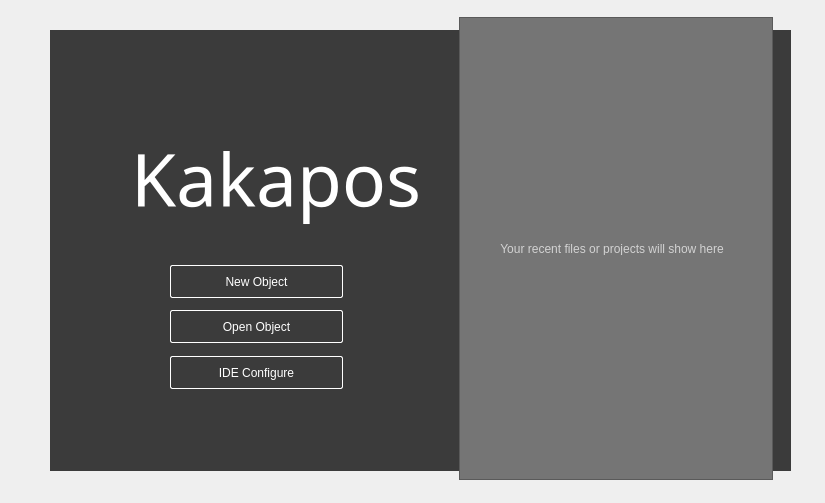
First picture: the form in ui/splashwindow.ui, repository enkerewpo/project-kakapos, before the edit.
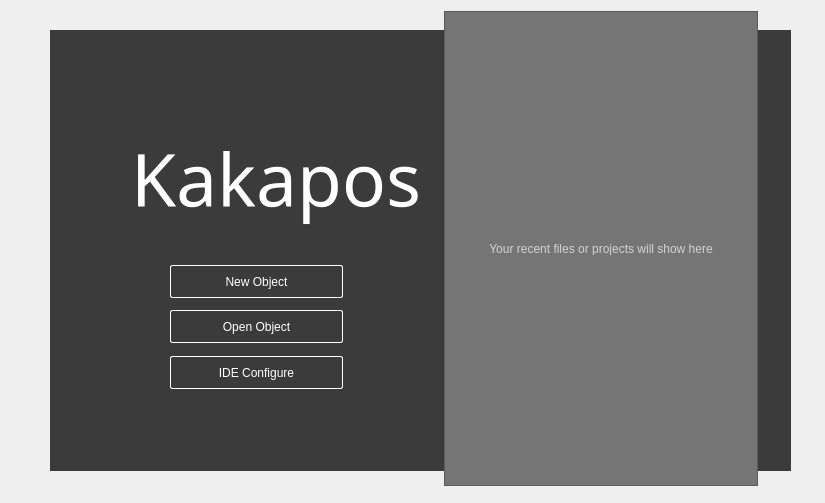
Second picture: the form after the edit. Icons and pictures are not drawn.

What changed in the file:
```diff
--- a/ui/splashwindow.ui
+++ b/ui/splashwindow.ui
@@ -138,10 +138,10 @@
    <widget class="QTableWidget" name="tableWidget">
     <property name="geometry">
      <rect>
-      <x>459</x>
-      <y>17</y>
+      <x>444</x>
+      <y>11</y>
       <width>314</width>
-      <height>463</height>
+      <height>475</height>
      </rect>
     </property>
     <property name="font">
@@ -160,7 +160,7 @@
    <widget class="QLabel" name="info_label">
     <property name="geometry">
      <rect>
-      <x>465</x>
+      <x>454</x>
       <y>242</y>
       <width>294</width>
       <height>13</height>
```
